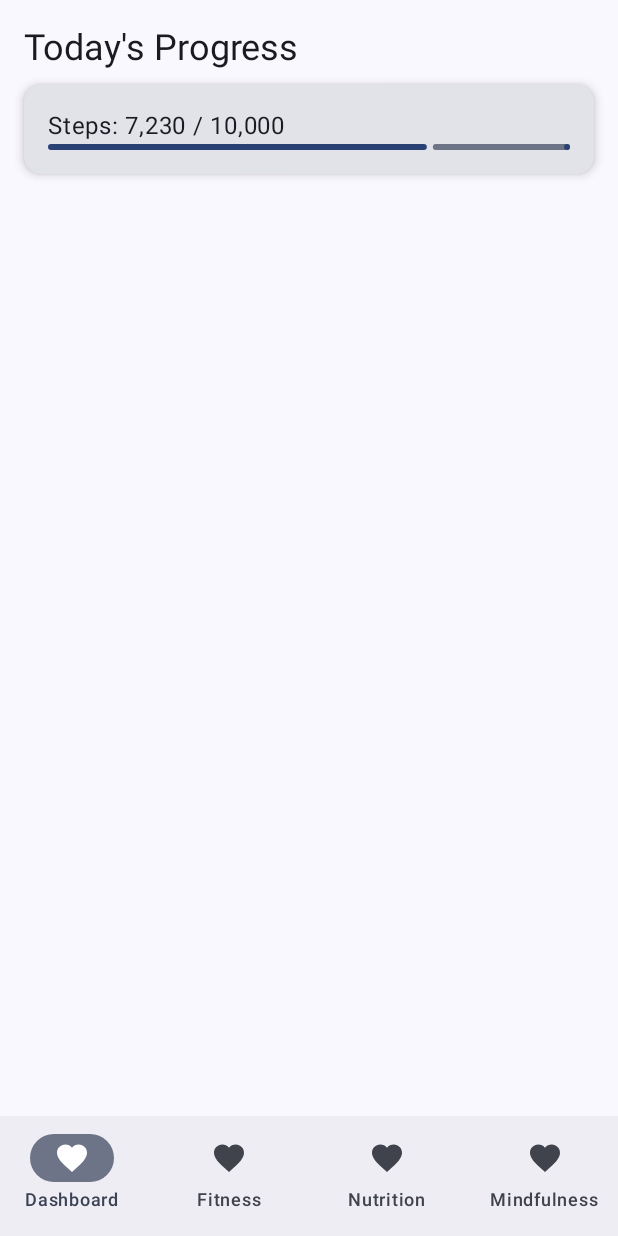
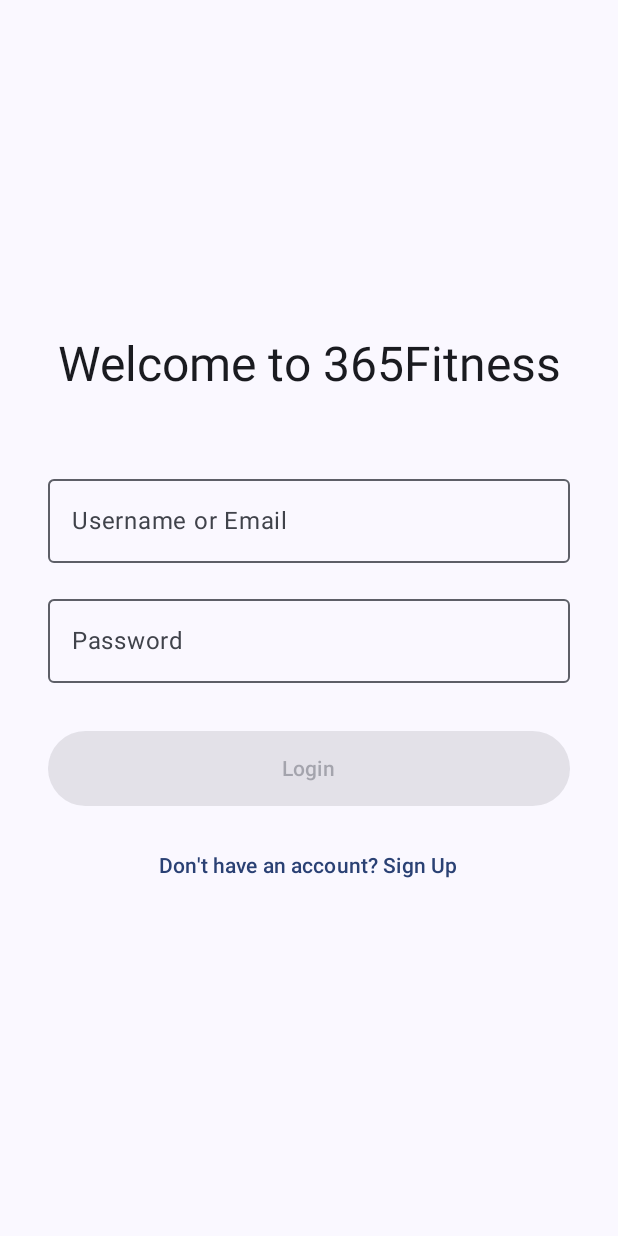
Before and after one commit to tobden9/365Fitness, an Android app built with Jetpack Compose: the screen it shows after launch (MainActivity), on a phone screen of 412 x 824 dp. Run offline under Robolectric (Android 15) with nearby library versions, the phone set to English and light mode, and no system bars.

Commit message:
login commit

```diff
--- a/app/src/main/java/com/example/a365fitness/MainActivity.kt
+++ b/app/src/main/java/com/example/a365fitness/MainActivity.kt
@@ -1,5 +1,4 @@
 package com.example.a365fitness
-
 
 import android.os.Bundle
 import androidx.activity.ComponentActivity
@@ -19,6 +18,7 @@ import androidx.compose.ui.Alignment
 import androidx.compose.ui.Modifier
 import androidx.compose.ui.graphics.Color
 import androidx.compose.ui.input.pointer.pointerInput
+import androidx.compose.ui.text.input.PasswordVisualTransformation
 import androidx.compose.ui.unit.dp
 import com.example.a365fitness.ui.theme._365FitnessTheme
 
@@ -28,6 +28,28 @@ class MainActivity : ComponentActivity() {
         super.onCreate(savedInstanceState)
         setContent {
             _365FitnessTheme {
+                // New state to manage the login status
+                var isLoggedIn by remember { mutableStateOf(false) }
+
+                if (isLoggedIn) {
+                    MainAppContent(
+                        onLogout = { isLoggedIn = false } // Optional: for a future logout button
+                    )
+                } else {
+                    LoginScreen(
+                        onLoginSuccess = { isLoggedIn = true }
+                    )
+                }
+            }
+        }
+    }
+}
+
+/**
+ * Encapsulates the main application UI (Scaffold, BottomBar, Screens)
+ */
+@Composable
+fun MainAppContent(onLogout: () -> Unit) {
     val tabs = listOf("Dashboard", "Fitness", "Nutrition", "Mindfulness")
     var selectedTab by remember { mutableStateOf(0) }
 
@@ -45,17 +67,95 @@ class MainActivity : ComponentActivity() {
             }
         }
     ) { innerPadding ->
+        // Use a Box to place the content within the padding
+        Box(modifier = Modifier.padding(innerPadding)) {
             when (tabs[selectedTab]) {
-                        "Dashboard" -> DashboardScreen(Modifier.padding(innerPadding))
-                        "Fitness" -> FitnessScreen(Modifier.padding(innerPadding))
-                        "Nutrition" -> NutritionScreen(Modifier.padding(innerPadding))
-                        "Mindfulness" -> MindfulnessScreen(Modifier.padding(innerPadding))
+                "Dashboard" -> DashboardScreen()
+                "Fitness" -> FitnessScreen()
+                "Nutrition" -> NutritionScreen()
+                "Mindfulness" -> MindfulnessScreen()
             }
         }
     }
 }
+
+// --- New Login Screen Composable ---
+
+/**
+ * A basic, placeholder Login Screen.
+ */
+@Composable
+fun LoginScreen(onLoginSuccess: () -> Unit) {
+    var username by remember { mutableStateOf("") }
+    var password by remember { mutableStateOf("") }
+    val isLoginEnabled = username.isNotBlank() && password.isNotBlank()
+
+    Surface(
+        modifier = Modifier.fillMaxSize(),
+        color = MaterialTheme.colorScheme.background
+    ) {
+        Column(
+            modifier = Modifier
+                .fillMaxSize()
+                .padding(32.dp),
+            horizontalAlignment = Alignment.CenterHorizontally,
+            verticalArrangement = Arrangement.Center
+        ) {
+            Text(
+                text = "Welcome to 365Fitness",
+                style = MaterialTheme.typography.headlineLarge,
+                modifier = Modifier.padding(bottom = 48.dp)
+            )
+
+            OutlinedTextField(
+                value = username,
+                onValueChange = { username = it },
+                label = { Text("Username or Email") },
+                modifier = Modifier.fillMaxWidth(),
+                singleLine = true
+            )
+
+            Spacer(modifier = Modifier.height(16.dp))
+
+            OutlinedTextField(
+                value = password,
+                onValueChange = { password = it },
+                label = { Text("Password") },
+                modifier = Modifier.fillMaxWidth(),
+                singleLine = true,
+                visualTransformation = PasswordVisualTransformation()
+            )
+
+            Spacer(modifier = Modifier.height(32.dp))
+
+            // Login Button
+            Button(
+                onClick = {
+                    // In a real app, you would validate credentials here (e.g., API call)
+                    // For this example, any non-blank fields will "log in" successfully.
+                    if (isLoginEnabled) {
+                        onLoginSuccess()
+                    }
+                },
+                enabled = isLoginEnabled,
+                modifier = Modifier
+                    .fillMaxWidth()
+                    .height(50.dp)
+            ) {
+                Text("Login")
+            }
+
+            Spacer(modifier = Modifier.height(16.dp))
+
+            // Placeholder for "Forgot Password" or "Sign Up"
+            TextButton(onClick = { /* Handle Sign Up/Forgot Password */ }) {
+                Text("Don't have an account? Sign Up")
             }
         }
+    }
+}
+
+// --- Existing Screen Composables (Adjusted to remove unused modifier.padding) ---
 
 @Composable
 fun DashboardScreen(modifier: Modifier = Modifier) {
@@ -271,7 +371,7 @@ fun NutritionScreen(modifier: Modifier = Modifier) {
         Text("Meal Log", style = MaterialTheme.typography.headlineSmall)
 
         // Display meal list with delete buttons
-        LazyColumn {
+        LazyColumn(modifier = Modifier.weight(1f)) {
             items(
                 items = meals,
                 key = { meal -> "${meal.mealType}-${meal.description}-${meal.calories}" }
```
Lines whose indentation alone changed are shown as unchanged.
